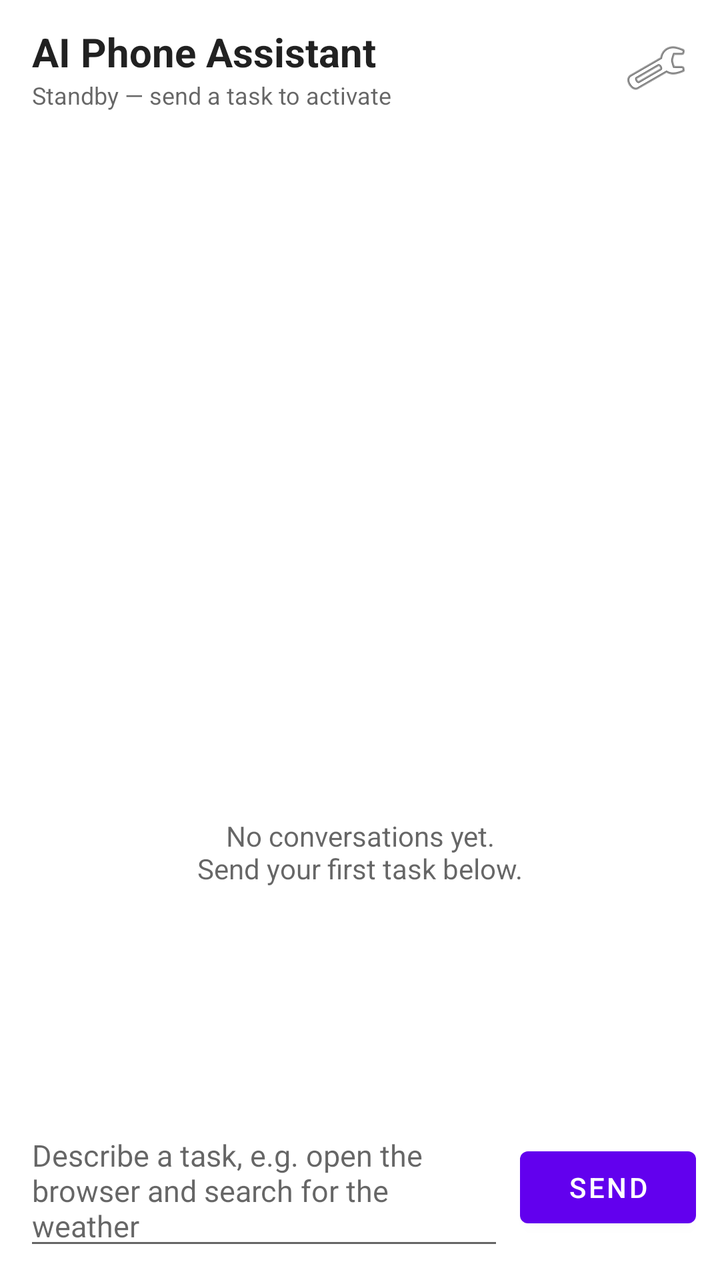
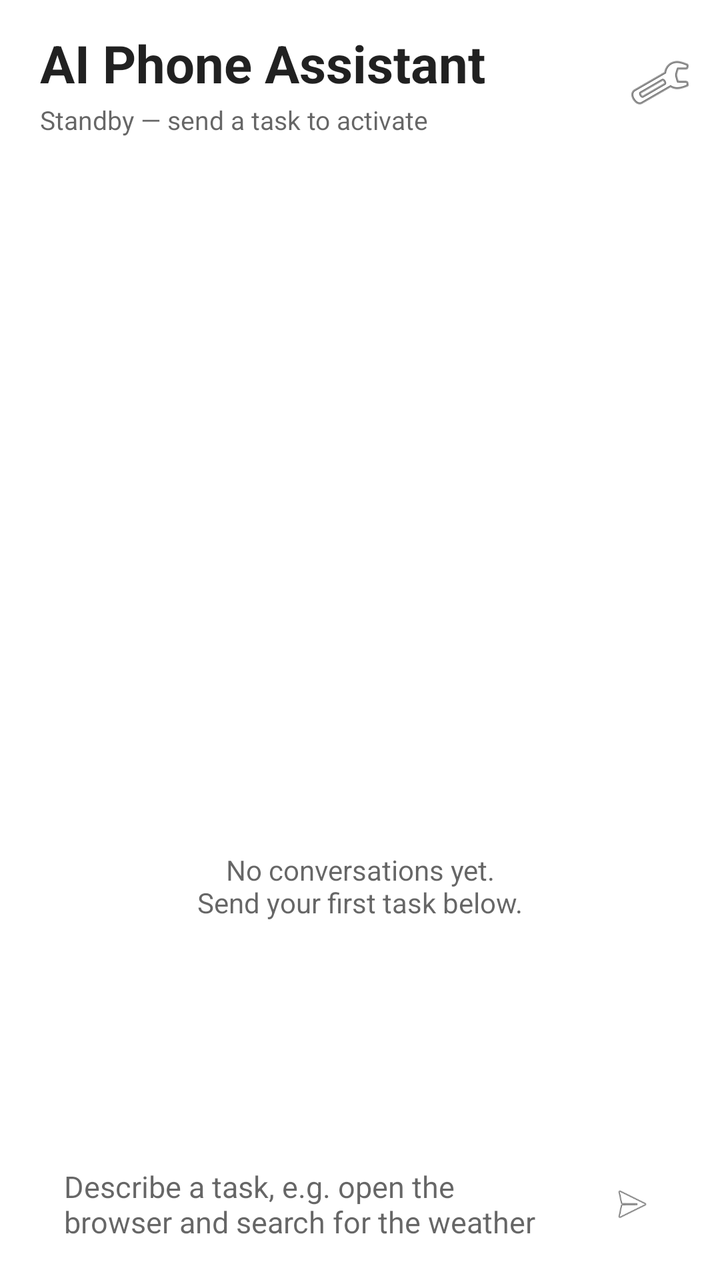

The first picture is an Android layout as it rendered before a commit; the second is the same layout after the commit. The layout source and the unified diff follow.
<!-- AndroidManifest.xml: fallback theme Theme.MaterialComponents.DayNight.NoActionBar -->
<!-- res/layout/activity_conversations.xml -->
<?xml version="1.0" encoding="utf-8"?>
<LinearLayout xmlns:android="http://schemas.android.com/apk/res/android"
    android:layout_width="match_parent"
    android:layout_height="match_parent"
    android:orientation="vertical"
    android:background="?android:attr/colorBackground">

    <LinearLayout
        android:layout_width="match_parent"
        android:layout_height="wrap_content"
        android:orientation="horizontal"
        android:gravity="center_vertical"
        android:paddingStart="16dp"
        android:paddingEnd="8dp"
        android:paddingTop="10dp"
        android:paddingBottom="10dp">

        <LinearLayout
            android:layout_width="0dp"
            android:layout_height="wrap_content"
            android:layout_weight="1"
            android:orientation="vertical">

            <TextView
                android:id="@+id/conv_list_title"
                android:layout_width="wrap_content"
                android:layout_height="wrap_content"
                android:text="@string/app_name"
                android:textSize="20sp"
                android:textStyle="bold"
                android:textColor="?android:attr/textColorPrimary" />

            <TextView
                android:id="@+id/conv_list_subtitle"
                android:layout_width="wrap_content"
                android:layout_height="wrap_content"
                android:text="@string/chat_subtitle_idle"
                android:textSize="12sp"
                android:textColor="?android:attr/textColorSecondary"
                android:maxLines="1"
                android:ellipsize="end" />
        </LinearLayout>

        <ImageButton
            android:id="@+id/conv_list_settings"
            android:layout_width="48dp"
            android:layout_height="48dp"
            android:src="@android:drawable/ic_menu_preferences"
            android:background="?android:attr/selectableItemBackgroundBorderless"
            android:contentDescription="@string/settings_title" />
    </LinearLayout>

    <ListView
        android:id="@+id/conv_list"
        android:layout_width="match_parent"
        android:layout_height="0dp"
        android:layout_weight="1"
        android:divider="@null"
        android:dividerHeight="0dp"
        android:paddingStart="10dp"
        android:paddingEnd="10dp"
        android:paddingTop="4dp"
        android:paddingBottom="8dp"
        android:clipToPadding="false" />

    <TextView
        android:id="@+id/conv_empty"
        android:layout_width="match_parent"
        android:layout_height="0dp"
        android:layout_weight="1"
        android:gravity="center"
        android:text="@string/conv_empty"
        android:textSize="14sp"
        android:textColor="?android:attr/textColorSecondary"
        android:padding="32dp" />

    <HorizontalScrollView
        android:id="@+id/conv_chips_scroll"
        android:layout_width="match_parent"
        android:layout_height="wrap_content"
        android:scrollbars="none">

        <LinearLayout
            android:id="@+id/conv_chips_row"
            android:layout_width="wrap_content"
            android:layout_height="wrap_content"
            android:orientation="horizontal"
            android:paddingStart="12dp"
            android:paddingEnd="12dp"
            android:paddingTop="4dp"
            android:paddingBottom="4dp" />
    </HorizontalScrollView>

    <LinearLayout
        android:layout_width="match_parent"
        android:layout_height="wrap_content"
        android:orientation="horizontal"
        android:gravity="center_vertical"
        android:paddingStart="12dp"
        android:paddingEnd="12dp"
        android:paddingTop="4dp"
        android:paddingBottom="10dp">

        <EditText
            android:id="@+id/conv_input"
            android:layout_width="0dp"
            android:layout_height="wrap_content"
            android:layout_weight="1"
            android:hint="@string/chat_input_hint"
            android:maxLines="4"
            android:inputType="textMultiLine|textCapSentences"
            android:imeOptions="actionSend"
            android:textSize="15sp" />

        <Button
            android:id="@+id/conv_send"
            android:layout_width="wrap_content"
            android:layout_height="wrap_content"
            android:layout_marginStart="8dp"
            android:text="@string/chat_send" />
    </LinearLayout>
</LinearLayout>
<!-- resources referenced by this layout -->
<resources>
  <string name="app_name">AI Phone Assistant</string>
  <string name="chat_input_hint">Describe a task, e.g. open the browser and search for the weather</string>
  <string name="chat_send">Send</string>
  <string name="chat_subtitle_idle">Standby — send a task to activate</string>
  <string name="conv_empty">No conversations yet.\nSend your first task below.</string>
  <string name="settings_title">AI Assistant Settings</string>
</resources>

<!-- the commit's change to res/layout/activity_conversations.xml (unified diff, before → after) -->
@@ -2,18 +2,17 @@
 <LinearLayout xmlns:android="http://schemas.android.com/apk/res/android"
     android:layout_width="match_parent"
     android:layout_height="match_parent"
-    android:orientation="vertical"
-    android:background="?android:attr/colorBackground">
+    android:orientation="vertical">
 
     <LinearLayout
         android:layout_width="match_parent"
         android:layout_height="wrap_content"
         android:orientation="horizontal"
         android:gravity="center_vertical"
-        android:paddingStart="16dp"
+        android:paddingStart="20dp"
         android:paddingEnd="8dp"
-        android:paddingTop="10dp"
-        android:paddingBottom="10dp">
+        android:paddingTop="14dp"
+        android:paddingBottom="6dp">
 
         <LinearLayout
             android:layout_width="0dp"
@@ -26,7 +25,7 @@
                 android:layout_width="wrap_content"
                 android:layout_height="wrap_content"
                 android:text="@string/app_name"
-                android:textSize="20sp"
+                android:textSize="26sp"
                 android:textStyle="bold"
                 android:textColor="?android:attr/textColorPrimary" />
 
@@ -34,8 +33,9 @@
                 android:id="@+id/conv_list_subtitle"
                 android:layout_width="wrap_content"
                 android:layout_height="wrap_content"
+                android:layout_marginTop="2dp"
                 android:text="@string/chat_subtitle_idle"
-                android:textSize="12sp"
+                android:textSize="13sp"
                 android:textColor="?android:attr/textColorSecondary"
                 android:maxLines="1"
                 android:ellipsize="end" />
@@ -43,8 +43,8 @@
 
         <ImageButton
             android:id="@+id/conv_list_settings"
-            android:layout_width="48dp"
-            android:layout_height="48dp"
+            android:layout_width="44dp"
+            android:layout_height="44dp"
             android:src="@android:drawable/ic_menu_preferences"
             android:background="?android:attr/selectableItemBackgroundBorderless"
             android:contentDescription="@string/settings_title" />
@@ -57,11 +57,12 @@
         android:layout_weight="1"
         android:divider="@null"
         android:dividerHeight="0dp"
-        android:paddingStart="10dp"
-        android:paddingEnd="10dp"
+        android:paddingStart="14dp"
+        android:paddingEnd="14dp"
         android:paddingTop="4dp"
         android:paddingBottom="8dp"
-        android:clipToPadding="false" />
+        android:clipToPadding="false"
+        android:scrollbars="none" />
 
     <TextView
         android:id="@+id/conv_empty"
@@ -85,38 +86,50 @@
             android:layout_width="wrap_content"
             android:layout_height="wrap_content"
             android:orientation="horizontal"
-            android:paddingStart="12dp"
-            android:paddingEnd="12dp"
-            android:paddingTop="4dp"
-            android:paddingBottom="4dp" />
+            android:paddingStart="16dp"
+            android:paddingEnd="16dp"
+            android:paddingTop="2dp"
+            android:paddingBottom="6dp" />
     </HorizontalScrollView>
 
     <LinearLayout
         android:layout_width="match_parent"
         android:layout_height="wrap_content"
+        android:layout_marginStart="14dp"
+        android:layout_marginEnd="14dp"
+        android:layout_marginBottom="10dp"
         android:orientation="horizontal"
         android:gravity="center_vertical"
-        android:paddingStart="12dp"
-        android:paddingEnd="12dp"
-        android:paddingTop="4dp"
-        android:paddingBottom="10dp">
+        android:background="@drawable/bg_composer"
+        android:paddingStart="18dp"
+        android:paddingEnd="8dp"
+        android:paddingTop="6dp"
+        android:paddingBottom="6dp">
 
         <EditText
             android:id="@+id/conv_input"
             android:layout_width="0dp"
             android:layout_height="wrap_content"
             android:layout_weight="1"
+            android:background="@null"
             android:hint="@string/chat_input_hint"
             android:maxLines="4"
             android:inputType="textMultiLine|textCapSentences"
             android:imeOptions="actionSend"
-            android:textSize="15sp" />
+            android:textSize="15sp"
+            android:textColor="?android:attr/textColorPrimary"
+            android:textColorHint="?android:attr/textColorSecondary" />
 
-        <Button
+        <ImageButton
             android:id="@+id/conv_send"
-            android:layout_width="wrap_content"
-            android:layout_height="wrap_content"
-            android:layout_marginStart="8dp"
-            android:text="@string/chat_send" />
+            android:layout_width="44dp"
+            android:layout_height="44dp"
+            android:layout_marginStart="10dp"
+            android:src="@android:drawable/ic_menu_send"
+            android:background="@drawable/bg_send"
+            android:tint="?attr/onAccentColor"
+            android:padding="11dp"
+            android:scaleType="fitCenter"
+            android:contentDescription="@string/chat_send" />
     </LinearLayout>
 </LinearLayout>
<!-- resource entries referenced after the edit -->
@@ -1,5 +1,18 @@
 <!-- resources referenced by this layout -->
 <resources>
+  <!-- drawable bg_composer (drawable) -->
+  <?xml version="1.0" encoding="utf-8"?>
+  <shape xmlns:android="http://schemas.android.com/apk/res/android"
+      android:shape="rectangle">
+      <solid android:color="?attr/surfaceColor" />
+      <corners android:radius="26dp" />
+  </shape>
+  <!-- drawable bg_send (drawable) -->
+  <?xml version="1.0" encoding="utf-8"?>
+  <shape xmlns:android="http://schemas.android.com/apk/res/android"
+      android:shape="oval">
+      <solid android:color="?attr/accentColor" />
+  </shape>
   <string name="app_name">AI Phone Assistant</string>
   <string name="chat_input_hint">Describe a task, e.g. open the browser and search for the weather</string>
   <string name="chat_send">Send</string>
